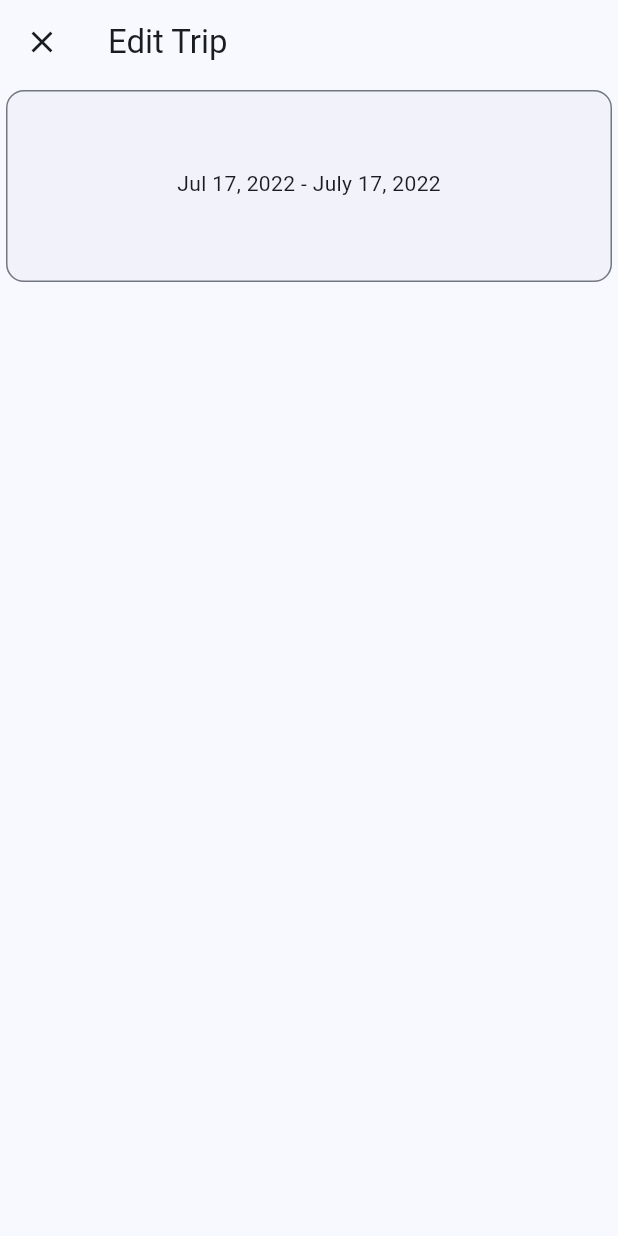
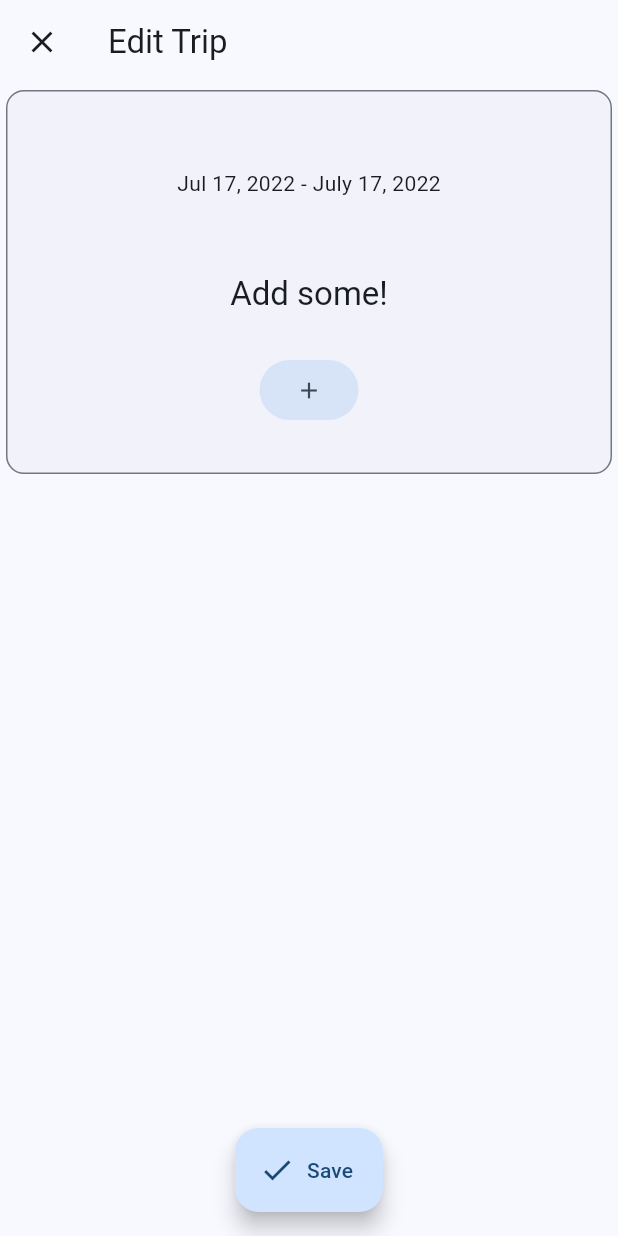
Before and after one commit to yhakamay/zipli, a Flutter app: the EditTripPage screen opened directly with empty values, on a phone screen of 412 x 824 dp. Run offline on Flutter 3.47's test engine with Material 2 defaults, Android fonts, the light colour scheme and no system bars; our stand-ins replace cloud_firestore, firebase_auth, firebase_core, google_maps_flutter; missing offline and left inert: flutterfire_ui; accounts and stored records are empty.

Commit message:
Add EditTripPage

```diff
--- a/lib/molecules/trip_overview.dart
+++ b/lib/molecules/trip_overview.dart
@@ -6,77 +6,45 @@ import '../others/trip_details.dart';
 
 enum TripOverviewSize { small, medium, large }
 
-class TripOverview extends StatelessWidget {
+class TripOverview extends StatefulWidget {
   final TripDetails tripDetails;
   final TripOverviewSize size;
 
-  const TripOverview({
+  const TripOverview(
+    this.tripDetails, {
     Key? key,
-    required this.tripDetails,
     this.size = TripOverviewSize.medium,
   }) : super(key: key);
 
   factory TripOverview.small(TripDetails tripDetails) {
     return TripOverview(
-      tripDetails: tripDetails,
+      tripDetails,
       size: TripOverviewSize.small,
     );
   }
 
   factory TripOverview.large(TripDetails tripDetails) {
     return TripOverview(
-      tripDetails: tripDetails,
+      tripDetails,
       size: TripOverviewSize.large,
     );
   }
 
   @override
+  State<TripOverview> createState() => _TripOverviewState();
+}
+
+class _TripOverviewState extends State<TripOverview> {
+  @override
   Widget build(BuildContext context) {
-    switch (size) {
+    switch (widget.size) {
       case TripOverviewSize.small:
         return OutlinedCard(
           child: ListTile(
-            title: Text(tripDetails.title ?? 'Unknown'),
+            title: Text(widget.tripDetails.title ?? 'Unknown'),
             subtitle: Text(
-              '${DateFormat.yMMMMd().format(tripDetails.startDate)} - ${DateFormat.yMMMMd().format(tripDetails.endDate)}',
+              '${DateFormat.yMMMMd().format(widget.tripDetails.startDate)} - ${DateFormat.yMMMMd().format(widget.tripDetails.endDate)}',
             ),
-          ),
-        );
-      case TripOverviewSize.medium:
-        return OutlinedCard(
-          child: Column(
-            mainAxisSize: MainAxisSize.min,
-            children: [
-              Padding(
-                padding: const EdgeInsets.symmetric(vertical: 8.0),
-                child: Text(
-                  tripDetails.title ?? 'No title',
-                  style: Theme.of(context).textTheme.headline6,
-                ),
-              ),
-              Text(
-                '${DateFormat.yMMMd().format(tripDetails.startDate)} - ${DateFormat.yMMMMd().format(tripDetails.endDate)}',
-              ),
-              Padding(
-                padding: const EdgeInsets.only(top: 24.0),
-                child: ListView.builder(
-                  shrinkWrap: true,
-                  itemCount: tripDetails.places.length,
-                  itemBuilder: (context, index) {
-                    final place = tripDetails.places[index];
-
-                    return ListTile(
-                      title: Text(place.name ?? 'Unknown'),
-                      subtitle: Text(place.city ?? 'Unknown'),
-                      visualDensity: const VisualDensity(
-                        horizontal: 0,
-                        vertical: -4,
-                      ),
-                    );
-                  },
-                ),
-              ),
-            ],
           ),
         );
       default:
@@ -87,20 +55,20 @@ class TripOverview extends StatelessWidget {
               Padding(
                 padding: const EdgeInsets.symmetric(vertical: 8.0),
                 child: Text(
-                  tripDetails.title ?? 'No title',
+                  widget.tripDetails.title ?? 'No title',
                   style: Theme.of(context).textTheme.headline6,
                 ),
               ),
               Text(
-                '${DateFormat.yMMMd().format(tripDetails.startDate)} - ${DateFormat.yMMMMd().format(tripDetails.endDate)}',
+                '${DateFormat.yMMMd().format(widget.tripDetails.startDate)} - ${DateFormat.yMMMMd().format(widget.tripDetails.endDate)}',
               ),
               Padding(
-                padding: const EdgeInsets.symmetric(vertical: 24.0),
+                padding: const EdgeInsets.only(top: 24.0),
                 child: ListView.builder(
                   shrinkWrap: true,
-                  itemCount: tripDetails.places.length,
+                  itemCount: widget.tripDetails.places.length,
                   itemBuilder: (context, index) {
-                    final place = tripDetails.places[index];
+                    final place = widget.tripDetails.places[index];
 
                     return ListTile(
                       title: Text(place.name ?? 'Unknown'),
--- a/lib/organisms/my_trips_list_view.dart
+++ b/lib/organisms/my_trips_list_view.dart
@@ -3,7 +3,7 @@ import 'package:firebase_auth/firebase_auth.dart';
 import 'package:flutter/material.dart';
 import 'package:flutterfire_ui/firestore.dart';
 import 'package:tripper/molecules/trip_overview.dart';
-import 'package:tripper/pages/edit_trip.dart';
+import 'package:tripper/pages/edit_trip_page.dart';
 
 import '../others/trip_details.dart';
 
--- a/lib/others/place_details.dart
+++ b/lib/others/place_details.dart
@@ -1,15 +1,19 @@
+import 'package:google_maps_flutter/google_maps_flutter.dart';
+
 class PlaceDetails {
   PlaceDetails({
     required this.name,
     required this.rating,
     required this.formattedAddress,
     required this.city,
+    required this.location,
   });
 
   final String? name;
   final String? formattedAddress;
   final double? rating;
   final String? city;
+  final LatLng? location;
 
   Map<String, dynamic> toFirestore() {
     return {
@@ -17,6 +21,7 @@ class PlaceDetails {
       'formattedAddress': formattedAddress,
       'rating': rating,
       'city': city,
+      'location': location?.toJson(),
     };
   }
 
@@ -26,6 +31,9 @@ class PlaceDetails {
       formattedAddress: firestore['formattedAddress'],
       rating: firestore['rating'],
       city: firestore['city'],
+      location: firestore['location'] != null
+          ? LatLng.fromJson(firestore['location'])
+          : null,
     );
   }
 }
--- a/lib/pages/edit_trip.dart
+++ /dev/null
@@ -1,27 +0,0 @@
-import 'package:flutter/material.dart';
-import 'package:tripper/molecules/trip_overview.dart';
-
-import '../others/trip_details.dart';
-
-class EditTripPage extends StatelessWidget {
-  final TripDetails tripDetails;
-
-  const EditTripPage(this.tripDetails, {Key? key}) : super(key: key);
-
-  @override
-  Widget build(BuildContext context) {
-    return WillPopScope(
-      onWillPop: () async => false,
-      child: Scaffold(
-        appBar: AppBar(
-          leading: IconButton(
-            onPressed: () => Navigator.pop(context),
-            icon: const Icon(Icons.close),
-          ),
-          title: const Text('Edit Trip'),
-        ),
-        body: TripOverview.large(tripDetails),
-      ),
-    );
-  }
-}
--- /dev/null
+++ b/lib/pages/edit_trip_page.dart
@@ -0,0 +1,253 @@
+import 'dart:async';
+
+import 'package:cloud_firestore/cloud_firestore.dart';
+import 'package:firebase_auth/firebase_auth.dart';
+import 'package:flutter/material.dart';
+import 'package:google_maps_flutter/google_maps_flutter.dart';
+import 'package:intl/intl.dart';
+import 'package:uuid/uuid.dart';
+
+import '../atoms/filled_tonal_button.dart';
+import '../atoms/outlined_card.dart';
+import '../others/place_api.dart';
+import '../others/place_details.dart';
+import '../others/place_search_delegate.dart';
+import '../others/trip_details.dart';
+
+class EditTripPage extends StatefulWidget {
+  final TripDetails tripDetails;
+
+  const EditTripPage(this.tripDetails, {Key? key}) : super(key: key);
+
+  @override
+  State<EditTripPage> createState() => _EditTripPageState();
+}
+
+class _EditTripPageState extends State<EditTripPage> {
+  @override
+  Widget build(BuildContext context) {
+    final completer = Completer<GoogleMapController>();
+    final markers = _getMarkers(widget.tripDetails);
+
+    return WillPopScope(
+      onWillPop: () async => false,
+      child: Scaffold(
+        appBar: AppBar(
+          leading: IconButton(
+            onPressed: () => Navigator.pop(context),
+            icon: const Icon(Icons.close),
+          ),
+          title: const Text('Edit Trip'),
+        ),
+        body: OutlinedCard(
+          child: Column(
+            mainAxisSize: MainAxisSize.min,
+            children: [
+              Padding(
+                padding: const EdgeInsets.symmetric(vertical: 8.0),
+                child: Text(
+                  widget.tripDetails.title ?? 'No title',
+                  style: Theme.of(context).textTheme.headline6,
+                ),
+              ),
+              Text(
+                '${DateFormat.yMMMd().format(widget.tripDetails.startDate)} - ${DateFormat.yMMMMd().format(widget.tripDetails.endDate)}',
+              ),
+              Padding(
+                padding: const EdgeInsets.symmetric(vertical: 24.0),
+                child: Column(
+                  children: [
+                    if (widget.tripDetails.places.isEmpty)
+                      SizedBox(
+                        width: double.infinity,
+                        height: 80.0,
+                        child: Center(
+                          child: Text(
+                            'Add some!',
+                            style: Theme.of(context).textTheme.headline6,
+                          ),
+                        ),
+                      )
+                    else
+                      SizedBox(
+                        height: 180,
+                        child: ListView.builder(
+                          shrinkWrap: true,
+                          itemCount: widget.tripDetails.places.length,
+                          itemBuilder: (context, index) {
+                            return Dismissible(
+                              key: ValueKey(widget.tripDetails.places[index]),
+                              background: Container(
+                                color: Theme.of(context).colorScheme.error,
+                                child: Row(
+                                  mainAxisAlignment: MainAxisAlignment.end,
+                                  children: [
+                                    Icon(
+                                      Icons.delete,
+                                      color:
+                                          Theme.of(context).colorScheme.onError,
+                                    ),
+                                    const SizedBox(width: 8.0),
+                                  ],
+                                ),
+                              ),
+                              direction: DismissDirection.endToStart,
+                              onDismissed: (direction) {
+                                if (direction == DismissDirection.endToStart) {
+                                  setState(() {
+                                    widget.tripDetails.places.removeAt(index);
+                                  });
+                                }
+                              },
+                              child: ListTile(
+                                title: Text(
+                                    widget.tripDetails.places[index].name ??
+                                        'Unknown'),
+                                subtitle: Text(
+                                    widget.tripDetails.places[index].city ??
+                                        'Unknown'),
+                                visualDensity: const VisualDensity(
+                                  horizontal: 0,
+                                  vertical: -4,
+                                ),
+                              ),
+                            );
+                          },
+                        ),
+                      ),
+                    FilledTonalButton(
+                      onPressed: _showPlaceSearch,
+                      child: const Icon(Icons.add),
+                    ),
+                  ],
+                ),
+              ),
+              if (widget.tripDetails.places.isNotEmpty)
+                Padding(
+                  padding: const EdgeInsets.symmetric(horizontal: 8.0),
+                  child: OutlinedCard(
+                    child: SizedBox(
+                      height: 240.0,
+                      child: GoogleMap(
+                        mapType: MapType.normal,
+                        myLocationButtonEnabled: false,
+                        scrollGesturesEnabled: false,
+                        onMapCreated: (GoogleMapController controller) {
+                          completer.complete(controller);
+                          Future.delayed(const Duration(milliseconds: 200), () {
+                            return controller.animateCamera(
+                              CameraUpdate.newLatLngBounds(
+                                _getLatLngBounds(widget.tripDetails),
+                                60.0,
+                              ),
+                            );
+                          });
+                        },
+                        markers: markers,
+                        initialCameraPosition: CameraPosition(
+                          target: LatLng(
+                            widget.tripDetails.places.first.location!.latitude,
+                            widget.tripDetails.places.first.location!.longitude,
+                          ),
+                          zoom: 15,
+                        ),
+                      ),
+                    ),
+                  ),
+                ),
+            ],
+          ),
+        ),
+        floatingActionButtonLocation: FloatingActionButtonLocation.centerFloat,
+        floatingActionButton: FloatingActionButton.extended(
+          onPressed: () {
+            _saveTripDetails(widget.tripDetails);
+            Navigator.pop(context);
+          },
+          icon: const Icon(Icons.done),
+          label: const Text('Save'),
+        ),
+      ),
+    );
+  }
+
+  Future<void> _showPlaceSearch() async {
+    final sessionToken = const Uuid().v4();
+    final result = await showSearch(
+      context: context,
+      delegate: PlaceSearchDelegate(sessionToken),
+    );
+
+    final placeDetails = await _getPlaceDetails(result!.placeId);
+
+    setState(() {
+      widget.tripDetails.places.add(placeDetails);
+    });
+  }
+
+  Future<PlaceDetails> _getPlaceDetails(String placeId) {
+    final sessionToken = const Uuid().v4();
+    final placeApiProvider = PlaceAPI(sessionToken: sessionToken);
+
+    return placeApiProvider.getPlaceDetails(placeId);
+  }
+
+  Set<Marker> _getMarkers(TripDetails tripDetails) {
+    final markers = <Marker>{};
+
+    for (final place in tripDetails.places) {
+      markers.add(
+        Marker(
+          markerId: MarkerId(const Uuid().v4()),
+          position: LatLng(
+            place.location!.latitude,
+            place.location!.longitude,
+          ),
+        ),
+      );
+    }
+
+    return markers;
+  }
+
+  LatLngBounds _getLatLngBounds(TripDetails tripDetails) {
+    assert(tripDetails.places.isNotEmpty);
+
+    double? x0, x1, y0, y1;
+    final List<LatLng> latLngs = tripDetails.places.map((place) {
+      return LatLng(
+        place.location!.latitude,
+        place.location!.longitude,
+      );
+    }).toList();
+
+    for (LatLng latLng in latLngs) {
+      if (x0 == null) {
+        x0 = x1 = latLng.latitude;
+        y0 = y1 = latLng.longitude;
+      } else {
+        if (latLng.latitude > x1!) x1 = latLng.latitude;
+        if (latLng.latitude < x0) x0 = latLng.latitude;
+        if (latLng.longitude > y1!) y1 = latLng.longitude;
+        if (latLng.longitude < y0!) y0 = latLng.longitude;
+      }
+    }
+
+    return LatLngBounds(
+      northeast: LatLng(x1!, y1!),
+      southwest: LatLng(x0!, y0!),
+    );
+  }
+
+  Future<void> _saveTripDetails(TripDetails tripDetails) async {
+    final users = FirebaseFirestore.instance.collection('users');
+    final me = users.doc(FirebaseAuth.instance.currentUser!.uid);
+    final myTrips = me.collection('trips');
+
+    myTrips
+        .doc(tripDetails.id)
+        .update(tripDetails.toFirestore())
+        .then((value) => print('Trip saved!'))
+        .catchError((error) => print(error));
+  }
+}
--- a/lib/pages/new_trip_page.dart
+++ b/lib/pages/new_trip_page.dart
@@ -198,7 +198,6 @@ class _NewTripPageState extends State<NewTripPage> {
           vertical: 8.0,
         ),
         child: TextField(
-          //controller: controller,
           maxLength: 16,
           onChanged: ((newTitle) {
             setState(() {
@@ -215,7 +214,7 @@ class _NewTripPageState extends State<NewTripPage> {
       title: const Text('Overview'),
       isActive: _currentIndex == 2,
       state: StepState.complete,
-      content: TripOverview(tripDetails: _tripDetails),
+      content: TripOverview(_tripDetails),
     );
   }
 
```
Also changed, not shown: lib/molecules/places_column.dart (added, +58 -0 lines), lib/others/place_api.dart (+6 -1 lines).
